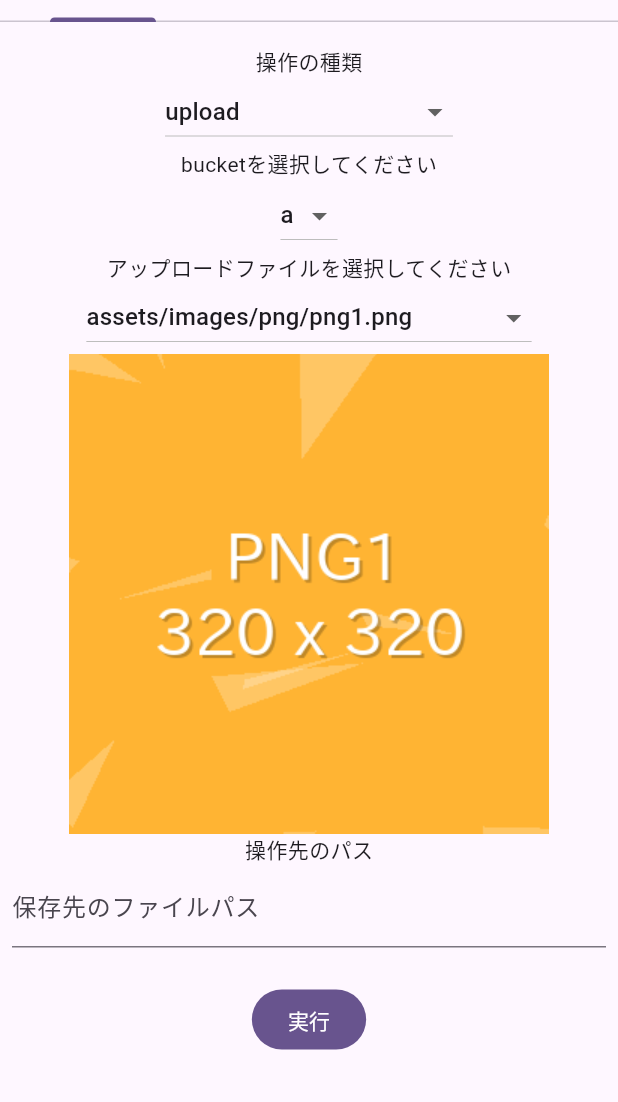
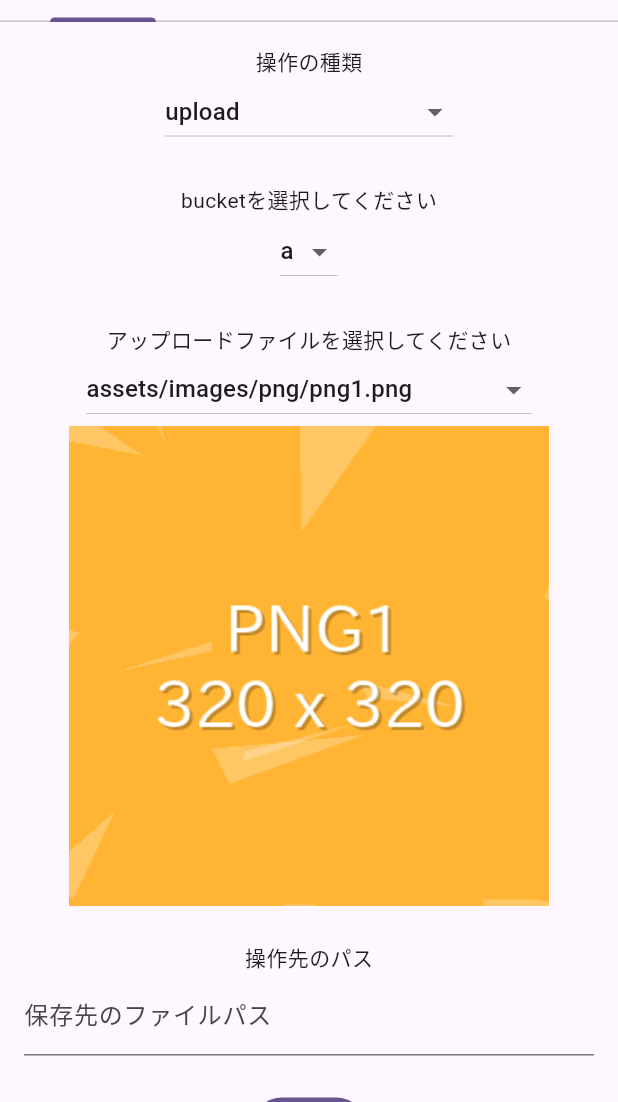
Before and after one commit to Pregum/supabase_storage_rls_practice, a Flutter app: the screen it shows once a user with an empty profile is signed in, on a phone screen of 412 x 824 dp, the part 134-1236 px from its top. Run offline on Flutter 3.47's test engine with Material 3 defaults, Android fonts, the phone set to English and light mode, and no system bars; our stand-ins replace auto_route, flutter_hooks, freezed_annotation, gap, hooks_riverpod, logger and 2 more; accounts and stored records are empty; generated files the repository leaves out were written again.

Commit message:
wip: レイアウトを調整

```diff
--- a/lib/ui/pages/play_ground/play_ground_panel.dart
+++ b/lib/ui/pages/play_ground/play_ground_panel.dart
@@ -38,7 +38,10 @@ class PlayGroundPanel extends HookConsumerWidget {
       onTap: () => primaryFocus?.unfocus(),
       child: SingleChildScrollView(
         child: Padding(
-          padding: const EdgeInsets.all(8.0),
+          padding: const EdgeInsets.symmetric(
+            vertical: 8.0,
+            horizontal: 16.0,
+          ),
           child: Column(
             mainAxisAlignment: MainAxisAlignment.spaceEvenly,
             mainAxisSize: MainAxisSize.min,
@@ -68,6 +71,7 @@ class PlayGroundPanel extends HookConsumerWidget {
                 _ => const DefaultParameterArea(),
               },
               FilledButton(child: const Text('実行'), onPressed: () {}),
+              const Gap(64),
             ],
           ),
         ),
--- a/lib/ui/pages/play_ground/upload_options_form.dart
+++ b/lib/ui/pages/play_ground/upload_options_form.dart
@@ -28,6 +28,7 @@ class UploadOptionsForm extends HookConsumerWidget {
     return Form(
       child: Column(
         children: [
+          const Gap(24),
           const Text('bucketを選択してください'),
           DropdownButton(
             value: parameter.value.bucketKind,
@@ -46,6 +47,7 @@ class UploadOptionsForm extends HookConsumerWidget {
               parameter.value = parameter.value.copyWith(bucketKind: newValue);
             },
           ),
+          const Gap(24),
           const Text('アップロードファイルを選択してください'),
           DropdownButton<String>(
             value: parameter.value.sourceFilePath,
@@ -70,6 +72,7 @@ class UploadOptionsForm extends HookConsumerWidget {
               parameter.value.sourceFilePath,
               fit: BoxFit.cover,
             ),
+          const Gap(24),
           const Text('操作先のパス'),
           TextField(
             controller: destFilePathController,
```
